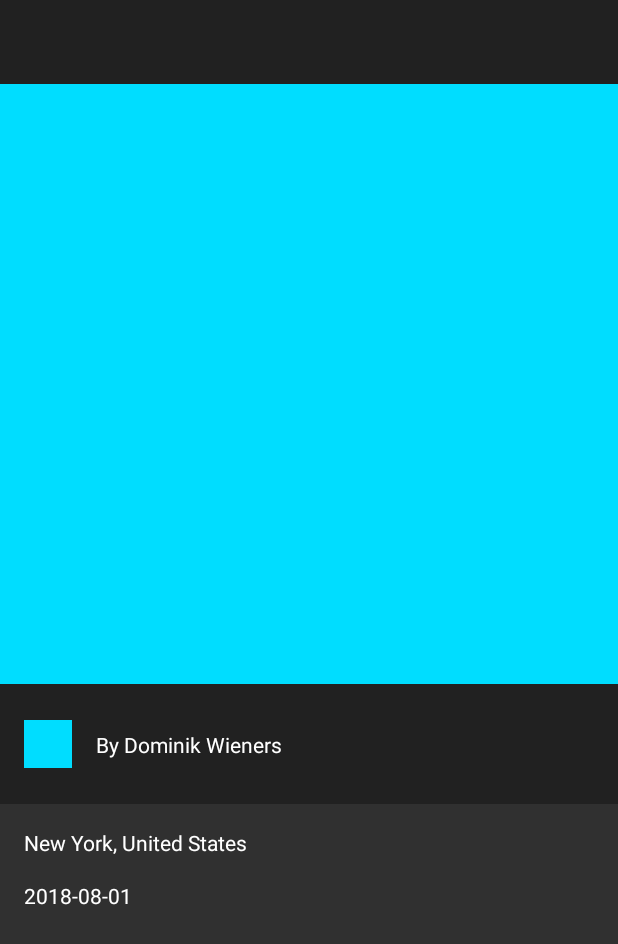
After one commit to dwieners/Luna, an Android app: the layout activity_unsplash_detail.xml on its own in the app's theme, with its tools: preview values and no code run, on a phone screen of 412 x 824 dp. The commit adds this screen. Shown: the top 944 px of the screen. Run offline under Robolectric (Android 15) with nearby library versions, the phone set to English and light mode, and no system bars.

Commit message:
add UnsplashDetailActivity and add LunaDarkTheme

```diff
--- /dev/null
+++ b/app/src/main/java/de/dominikwieners/luna/Config.kt
@@ -0,0 +1,6 @@
+package de.dominikwieners.luna
+
+object Config{
+
+    val UNSPLASH_DEAIL_EXTRA = "UNSPLASH_DETAIL_EXTRA"
+}
--- a/app/src/main/java/de/dominikwieners/luna/di/AppComponent.kt
+++ b/app/src/main/java/de/dominikwieners/luna/di/AppComponent.kt
@@ -1,12 +1,14 @@
 package de.dominikwieners.luna.di
 
 import dagger.Component
-import de.dominikwieners.luna.view.MainActivity
+import de.dominikwieners.luna.view.UnsplashActivity
+import de.dominikwieners.luna.view.UnsplashDetailActivity
 import javax.inject.Singleton
 
 
 @Singleton
 @Component(modules = [AppModule::class])
 interface AppComponent {
-    fun inject(mainActivity: MainActivity)
+    fun inject(unsplashActivity: UnsplashActivity)
+    fun inject(unsplashDetailActivity: UnsplashDetailActivity)
 }
--- a/app/src/main/res/layout/activity_main.xml
+++ b/app/src/main/res/layout/activity_unsplash.xml
@@ -14,7 +14,7 @@
         android:id="@+id/constraintLayout"
         android:layout_width="match_parent"
         android:layout_height="match_parent"
-        tools:context=".view.MainActivity">
+        tools:context=".view.UnsplashActivity">
 
         <android.support.v7.widget.Toolbar
             android:id="@+id/toolbar"
--- /dev/null
+++ b/app/src/main/res/layout/activity_unsplash_detail.xml
@@ -0,0 +1,115 @@
+<?xml version="1.0" encoding="utf-8"?>
+<layout xmlns:android="http://schemas.android.com/apk/res/android"
+    xmlns:app="http://schemas.android.com/apk/res-auto"
+    xmlns:tools="http://schemas.android.com/tools">
+<data>
+    <variable
+        name="detail"
+        type="de.dominikwieners.luna.model.UnsplashPictureResponse"/>
+
+    <import type="android.view.View" />
+</data>
+
+    <android.support.v4.widget.NestedScrollView
+        android:layout_width="match_parent"
+        android:layout_height="match_parent"
+        android:fillViewport="true">
+
+        <android.support.constraint.ConstraintLayout
+            android:layout_width="match_parent"
+            android:layout_height="match_parent"
+            tools:context=".view.UnsplashDetailActivity">
+
+            <android.support.v7.widget.Toolbar
+                android:id="@+id/toolbar"
+                style="@style/LunaToolbarTheme"
+                app:layout_constraintEnd_toEndOf="parent"
+                app:layout_constraintStart_toStartOf="parent"
+                app:layout_constraintTop_toTopOf="parent"
+                app:layout_scrollFlags="scroll|enterAlways|snap" />
+
+            <ImageView
+                android:id="@+id/unsplash_detail_iv_unsplash"
+                android:layout_width="0dp"
+                android:layout_height="400dp"
+                android:scaleType="centerCrop"
+                tools:src="@android:color/holo_blue_bright"
+                app:layout_constraintEnd_toEndOf="parent"
+                app:layout_constraintStart_toStartOf="parent"
+                app:layout_constraintTop_toBottomOf="@+id/toolbar"/>
+
+            <android.support.constraint.ConstraintLayout
+                android:id="@+id/constraintLayout2"
+                android:layout_width="match_parent"
+                android:layout_height="wrap_content"
+                android:background="@color/previewBackgroundColor_dark"
+                app:layout_constraintEnd_toEndOf="parent"
+                app:layout_constraintStart_toStartOf="parent"
+                app:layout_constraintTop_toBottomOf="@+id/unsplash_detail_iv_unsplash">
+
+                <ImageView
+                    android:id="@+id/unsplash_detail_iv_user"
+                    android:layout_width="32dp"
+                    android:layout_height="32dp"
+                    android:layout_marginBottom="24dp"
+                    android:layout_marginStart="16dp"
+                    android:layout_marginTop="24dp"
+                    app:layout_constraintBottom_toBottomOf="parent"
+                    app:layout_constraintStart_toStartOf="parent"
+                    app:layout_constraintTop_toTopOf="parent"
+                    tools:src="@android:color/holo_blue_bright" />
+
+                <TextView
+                    android:id="@+id/unsplash_detail_tv_user"
+                    android:layout_width="0dp"
+                    android:layout_height="wrap_content"
+                    android:layout_marginBottom="24dp"
+                    android:layout_marginEnd="16dp"
+                    android:layout_marginStart="16dp"
+                    android:layout_marginTop="24dp"
+                    android:text="@{@string/unsplash_detail_user(detail.user.first_name, detail.user.last_name)}"
+                    app:layout_constraintBottom_toBottomOf="parent"
+                    app:layout_constraintEnd_toEndOf="parent"
+                    app:layout_constraintHorizontal_bias="0.0"
+                    app:layout_constraintStart_toEndOf="@+id/unsplash_detail_iv_user"
+                    app:layout_constraintTop_toTopOf="parent"
+                    app:layout_constraintVertical_bias="0.538"
+                    tools:text="By Dominik Wieners" />
+
+            </android.support.constraint.ConstraintLayout>
+
+            <TextView
+                android:id="@+id/unsplash_detail_tv_location"
+                android:layout_width="0dp"
+                android:layout_height="wrap_content"
+                android:layout_marginEnd="16dp"
+                android:layout_marginStart="16dp"
+                android:layout_marginTop="16dp"
+                android:text="@{detail.user.location}"
+                app:layout_constraintEnd_toEndOf="parent"
+                app:layout_constraintHorizontal_bias="0.0"
+                app:layout_constraintStart_toStartOf="parent"
+                app:layout_constraintTop_toBottomOf="@+id/constraintLayout2"
+                tools:text="New York, United States" />
+
+            <TextView
+                android:id="@+id/unsplash_detail_tv_date"
+                android:layout_width="0dp"
+                android:layout_height="wrap_content"
+                android:layout_marginEnd="16dp"
+                android:layout_marginStart="16dp"
+                android:layout_marginTop="16dp"
+                android:text="2018-09-01"
+                app:layout_constraintEnd_toEndOf="parent"
+                app:layout_constraintStart_toStartOf="parent"
+                app:layout_constraintTop_toBottomOf="@+id/unsplash_detail_tv_location"
+                tools:text="2018-08-01" />
+
+
+        </android.support.constraint.ConstraintLayout>
+
+    </android.support.v4.widget.NestedScrollView>
+
+
+
+</layout>
--- a/app/src/main/res/layout/unsplash_post_item.xml
+++ b/app/src/main/res/layout/unsplash_post_item.xml
@@ -1,13 +1,13 @@
 <?xml version="1.0" encoding="utf-8"?>
 <layout xmlns:android="http://schemas.android.com/apk/res/android"
-    xmlns:app="http://schemas.android.com/apk/res-auto">
+    xmlns:app="http://schemas.android.com/apk/res-auto"
+    xmlns:tools="http://schemas.android.com/tools">
     <data>
         <variable
             name="picture"
             type="de.dominikwieners.luna.model.UnsplashPictureResponse"/>
     </data>
 <android.support.constraint.ConstraintLayout
-    xmlns:tools="http://schemas.android.com/tools"
     android:layout_width="match_parent"
     android:layout_height="wrap_content">
 
--- a/app/src/main/res/values/colors.xml
+++ b/app/src/main/res/values/colors.xml
@@ -17,7 +17,7 @@
     <color name="cardBackgroundColor_light">#ffffff</color>
     <color name="progressBarColor_light">#000000</color>
     <color name="rippleColor_light">#40000000</color>
-    <color name="previewBackgroundColor_light">#212121</color>
+    <color name="previewBackgroundColor_light">#303030</color>
 
     <color name="colorPrimary_dark">#212121</color>
     <color name="colorPrimaryDark_dark">#1a1a1a</color>
@@ -40,4 +40,8 @@
     <color name="progressBarColor_black">#ffffff</color>
     <color name="rippleColor_black">#40ffffff</color>
     <color name="previewBackgroundColor_black">#000000</color>
+
+    <color name="progressBar_red">#e91e63</color>
+    <color name="progressBar_blue">#2196f3</color>
+    <color name="progressBar_green">#19e68c</color>
 </resources>
--- a/app/src/main/res/values/strings.xml
+++ b/app/src/main/res/values/strings.xml
@@ -1,6 +1,5 @@
 <resources>
     <string name="app_name">Luna</string>
 
-    <!-- TODO: Remove or change this placeholder text -->
-    <string name="hello_blank_fragment">Hello blank fragment</string>
+    <string name="unsplash_detail_user">By %1$s %2$s</string>
 </resources>
--- a/app/src/main/res/values/styles.xml
+++ b/app/src/main/res/values/styles.xml
@@ -1,4 +1,4 @@
-<resources>
+<resources xmlns:tools="http://schemas.android.com/tools">
 
     <!-- Base application theme. -->
     <style name="AppTheme" parent="Theme.AppCompat.Light.NoActionBar">
@@ -6,9 +6,10 @@
         <item name="colorPrimary">@color/colorPrimary_dark</item>
         <item name="colorPrimaryDark">@color/colorPrimaryDark_dark</item>
         <item name="colorAccent">@color/colorAccent_dark</item>
+        <item name="android:windowContentTransitions" tools:targetApi="lollipop">true</item>
     </style>
 
-    <style name="AppTheme.AppBarOverlay" parent="ThemeOverlay.AppCompat.Light" />
+
 
     <style name="LunaToolbarTheme">
         <item name="android:layout_width">match_parent</item>
@@ -19,4 +20,20 @@
         <item name="popupTheme">@style/ThemeOverlay.AppCompat.Light</item>
     </style>
 
+    <style name="LunaDarkTheme" parent="Theme.AppCompat.Light.NoActionBar">
+        <item name="colorPrimary">@color/colorPrimary_dark</item>
+        <item name="colorPrimaryDark">@color/colorPrimaryDark_dark</item>
+        <item name="colorAccent">@color/colorAccent_dark</item>
+        <item name="android:windowContentTransitions" tools:targetApi="lollipop">true</item>
+        <item name="android:windowBackground">@color/previewBackgroundColor_light</item>
+        <item name="android:textColor">@android:color/white</item>
+        <item name="android:indeterminateTint" tools:targetApi="lollipop">@color/white</item>
+        <item name="android:itemBackground">@color/previewBackgroundColor_light</item>
+    </style>
+
+
+    <style name="LunaDarkTheme.AppBarOverlay" parent="ThemeOverlay.AppCompat.Light" />
+
+
+
 </resources>
```
Also changed, not shown: app/src/main/AndroidManifest.xml (+4 -3 lines), app/src/main/java/de/dominikwieners/luna/Navigator.kt (+30 -0 lines), app/src/main/java/de/dominikwieners/luna/model/UnsplashPicture.kt (+266 -52 lines), app/src/main/java/de/dominikwieners/luna/view/UnsplashActivity.kt (renamed from app/src/main/java/de/dominikwieners/luna/view/MainActivity.kt, +13 -25 lines), app/src/main/java/de/dominikwieners/luna/view/UnsplashDetailActivity.kt (added, +73 -0 lines), app/src/main/java/de/dominikwieners/luna/view/UnsplashPostAdapter.kt (renamed from app/src/main/java/de/dominikwieners/luna/view/PostAdapter.kt, +22 -13 lines).
